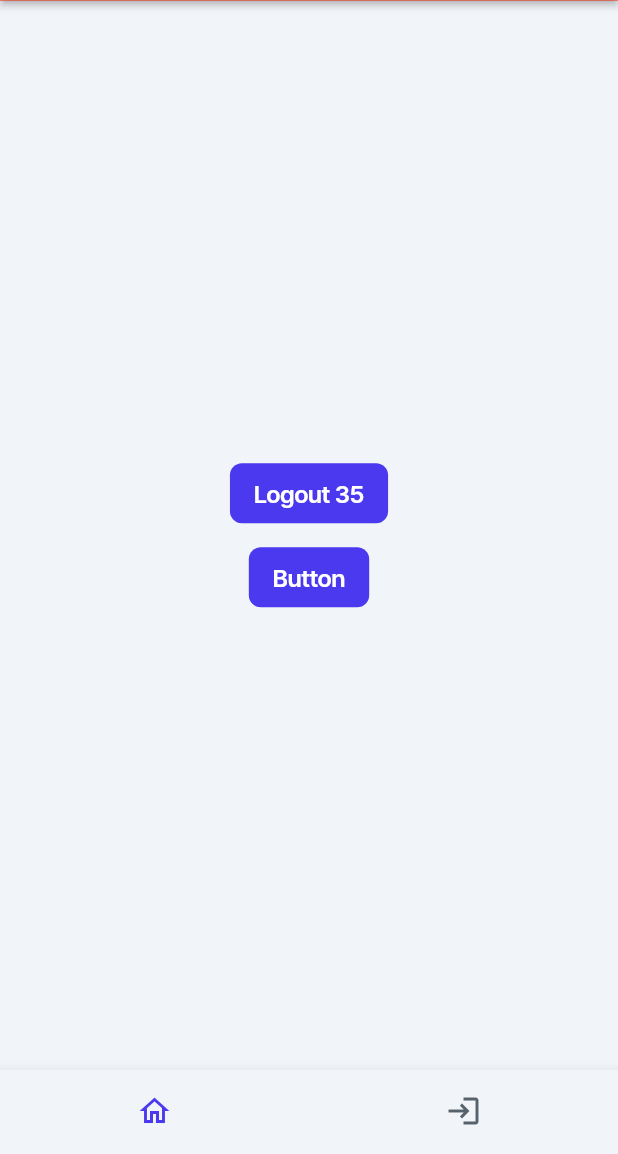
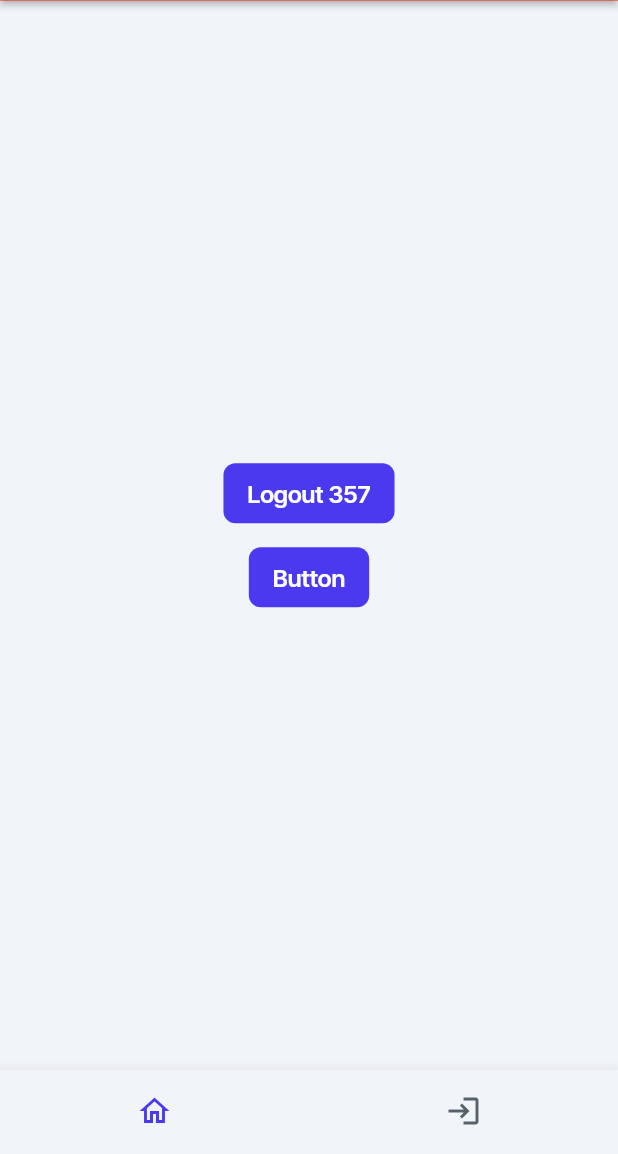
Before and after one commit to ffhr/FlutterFlowBenchmark, a Flutter app: the screen it shows once a user with an empty profile is signed in, on a phone screen of 412 x 824 dp, the part 82-1236 px from its top. Run offline on Flutter 3.47's test engine with Material 3 defaults, Android fonts, the phone set to English and light mode, and no system bars; drawn by our look-alikes of auto_size_text; our stand-ins replace firebase_auth, firebase_core, font_awesome_flutter, from_css_color, go_router, google_fonts and 6 more; missing offline and left inert: json_path; accounts and stored records are empty; statements that could not run were skipped.

Commit message:
Updating to latest FlutterFlow output.

```diff
--- a/lib/pages/home_page/home_page_widget.dart
+++ b/lib/pages/home_page/home_page_widget.dart
@@ -77,7 +77,7 @@ class _HomePageWidgetState extends State<HomePageWidget> {
 
                     context.goNamedAuth('LoginPage', context.mounted);
                   },
-                  text: 'Logout 35',
+                  text: 'Logout 357',
                   options: FFButtonOptions(
                     height: 40.0,
                     padding:
```
